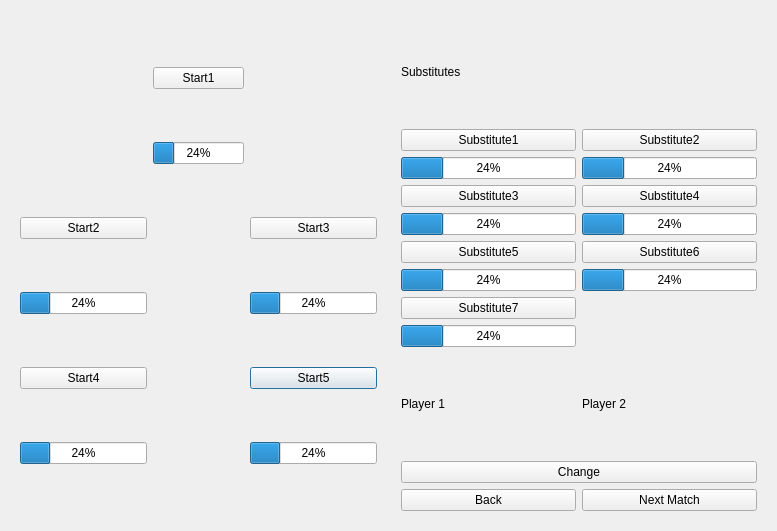
Before: the Qt Designer form BTM_Qt/preparation.ui in skandermoalla/CSE201-Top5, drawn with Qt 5.
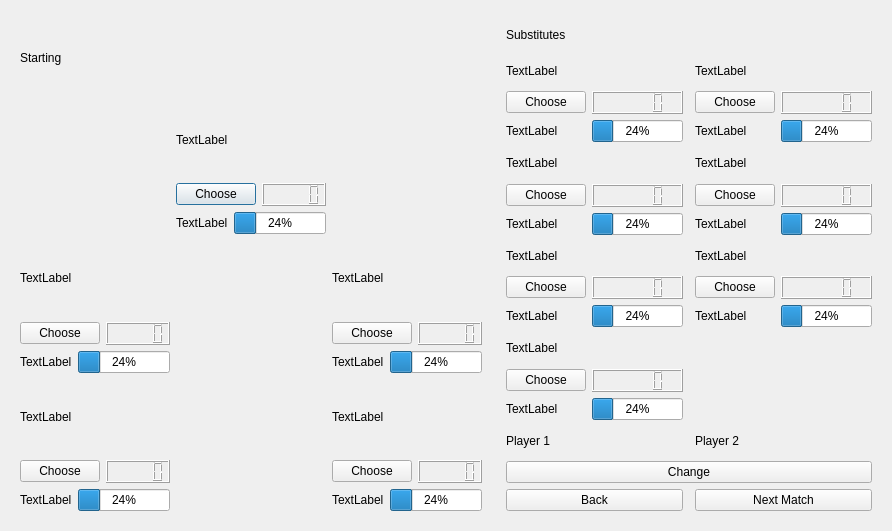
After: the same form once the commit is applied.

Diff of the .ui file:
```diff
--- a/BTM_Qt/preparation.ui
+++ b/BTM_Qt/preparation.ui
@@ -13,223 +13,434 @@
   <property name="windowTitle">
    <string>Basketball Team Manager</string>
   </property>
-  <layout class="QGridLayout" name="gridLayout_3">
-   <item row="0" column="0">
+  <layout class="QHBoxLayout" name="horizontalLayout">
+   <item>
     <widget class="QWidget" name="widget" native="true">
      <layout class="QGridLayout" name="gridLayout_2">
-      <item row="5" column="4">
-       <widget class="QPushButton" name="pushButton_5">
-        <property name="text">
-         <string>Start5</string>
-        </property>
-       </widget>
+      <item row="2" column="6">
+       <widget class="QLCDNumber" name="lcdNumber"/>
       </item>
-      <item row="6" column="4">
-       <widget class="QProgressBar" name="progressBar_5">
-        <property name="value">
-         <number>24</number>
-        </property>
-       </widget>
-      </item>
-      <item row="5" column="1">
-       <widget class="QPushButton" name="pushButton_4">
-        <property name="text">
-         <string>Start4</string>
-        </property>
-       </widget>
-      </item>
-      <item row="6" column="1">
-       <widget class="QProgressBar" name="progressBar_4">
-        <property name="value">
-         <number>24</number>
-        </property>
-       </widget>
-      </item>
-      <item row="3" column="4">
-       <widget class="QPushButton" name="pushButton_3">
-        <property name="text">
-         <string>Start3</string>
-        </property>
-       </widget>
-      </item>
-      <item row="0" column="2" colspan="2">
+      <item row="2" column="3" colspan="3">
        <widget class="QPushButton" name="pushButton">
         <property name="text">
-         <string>Start1</string>
+         <string>Choose</string>
         </property>
        </widget>
       </item>
-      <item row="4" column="4">
-       <widget class="QProgressBar" name="progressBar_3">
+      <item row="5" column="9">
+       <widget class="QLCDNumber" name="lcdNumber_3"/>
+      </item>
+      <item row="9" column="1" colspan="2">
+       <widget class="QProgressBar" name="progressBar_4">
         <property name="value">
          <number>24</number>
         </property>
        </widget>
       </item>
-      <item row="3" column="1">
+      <item row="3" column="3">
+       <widget class="QLabel" name="labelp">
+        <property name="text">
+         <string>TextLabel</string>
+        </property>
+       </widget>
+      </item>
+      <item row="4" column="0" colspan="3">
+       <widget class="QLabel" name="label_2">
+        <property name="text">
+         <string>TextLabel</string>
+        </property>
+       </widget>
+      </item>
+      <item row="5" column="0" colspan="2">
        <widget class="QPushButton" name="pushButton_2">
         <property name="text">
-         <string>Start2</string>
+         <string>Choose</string>
         </property>
        </widget>
       </item>
-      <item row="1" column="2" colspan="2">
+      <item row="6" column="8" colspan="2">
+       <widget class="QProgressBar" name="progressBar_3">
+        <property name="value">
+         <number>24</number>
+        </property>
+       </widget>
+      </item>
+      <item row="5" column="2">
+       <widget class="QLCDNumber" name="lcdNumber_2"/>
+      </item>
+      <item row="9" column="0">
+       <widget class="QLabel" name="label_4p">
+        <property name="text">
+         <string>TextLabel</string>
+        </property>
+       </widget>
+      </item>
+      <item row="9" column="8" colspan="2">
+       <widget class="QProgressBar" name="progressBar_5">
+        <property name="value">
+         <number>24</number>
+        </property>
+       </widget>
+      </item>
+      <item row="7" column="0" colspan="3">
+       <widget class="QLabel" name="label_4">
+        <property name="text">
+         <string>TextLabel</string>
+        </property>
+       </widget>
+      </item>
+      <item row="6" column="0">
+       <widget class="QLabel" name="label_2p">
+        <property name="text">
+         <string>TextLabel</string>
+        </property>
+       </widget>
+      </item>
+      <item row="8" column="9">
+       <widget class="QLCDNumber" name="lcdNumber_5"/>
+      </item>
+      <item row="3" column="4" colspan="3">
        <widget class="QProgressBar" name="progressBar">
         <property name="value">
          <number>24</number>
         </property>
        </widget>
       </item>
-      <item row="4" column="1">
+      <item row="8" column="0" colspan="2">
+       <widget class="QPushButton" name="pushButton_4">
+        <property name="text">
+         <string>Choose</string>
+        </property>
+       </widget>
+      </item>
+      <item row="8" column="2">
+       <widget class="QLCDNumber" name="lcdNumber_4"/>
+      </item>
+      <item row="1" column="3" colspan="4">
+       <widget class="QLabel" name="label">
+        <property name="text">
+         <string>TextLabel</string>
+        </property>
+       </widget>
+      </item>
+      <item row="6" column="1" colspan="2">
        <widget class="QProgressBar" name="progressBar_2">
         <property name="value">
          <number>24</number>
         </property>
        </widget>
       </item>
+      <item row="6" column="7">
+       <widget class="QLabel" name="label_3p">
+        <property name="text">
+         <string>TextLabel</string>
+        </property>
+       </widget>
+      </item>
+      <item row="5" column="7" colspan="2">
+       <widget class="QPushButton" name="pushButton_3">
+        <property name="text">
+         <string>Choose</string>
+        </property>
+       </widget>
+      </item>
+      <item row="4" column="7" colspan="3">
+       <widget class="QLabel" name="label_3">
+        <property name="text">
+         <string>TextLabel</string>
+        </property>
+       </widget>
+      </item>
+      <item row="9" column="7">
+       <widget class="QLabel" name="label_5p">
+        <property name="text">
+         <string>TextLabel</string>
+        </property>
+       </widget>
+      </item>
+      <item row="8" column="7" colspan="2">
+       <widget class="QPushButton" name="pushButton_5">
+        <property name="text">
+         <string>Choose</string>
+        </property>
+       </widget>
+      </item>
+      <item row="7" column="7" colspan="3">
+       <widget class="QLabel" name="label_5">
+        <property name="text">
+         <string>TextLabel</string>
+        </property>
+       </widget>
+      </item>
+      <item row="0" column="0" colspan="3">
+       <widget class="QLabel" name="label_14">
+        <property name="text">
+         <string>Starting</string>
+        </property>
+       </widget>
+      </item>
      </layout>
     </widget>
    </item>
-   <item row="0" column="1">
+   <item>
     <widget class="QWidget" name="widget_2" native="true">
      <layout class="QGridLayout" name="gridLayout">
-      <item row="13" column="1">
-       <widget class="QProgressBar" name="progressBar_11">
+      <item row="12" column="0">
+       <widget class="QLabel" name="label_8p">
+        <property name="text">
+         <string>TextLabel</string>
+        </property>
+       </widget>
+      </item>
+      <item row="16" column="4">
+       <widget class="QLCDNumber" name="lcdNumber_11"/>
+      </item>
+      <item row="12" column="1">
+       <widget class="QProgressBar" name="progressBar_8">
         <property name="value">
          <number>24</number>
         </property>
        </widget>
       </item>
+      <item row="10" column="1">
+       <widget class="QLCDNumber" name="lcdNumber_8"/>
+      </item>
+      <item row="0" column="0" colspan="2">
+       <widget class="QLabel" name="label_13">
+        <property name="text">
+         <string>Substitutes</string>
+        </property>
+       </widget>
+      </item>
+      <item row="16" column="1">
+       <widget class="QLCDNumber" name="lcdNumber_10"/>
+      </item>
       <item row="7" column="0">
-       <widget class="QPushButton" name="pushButton_8">
+       <widget class="QLabel" name="label_6p">
         <property name="text">
-         <string>Substitute3</string>
+         <string>TextLabel</string>
+        </property>
+       </widget>
+      </item>
+      <item row="7" column="3">
+       <widget class="QLabel" name="label_7p">
+        <property name="text">
+         <string>TextLabel</string>
+        </property>
+       </widget>
+      </item>
+      <item row="23" column="1">
+       <widget class="QProgressBar" name="progressBar_12">
+        <property name="value">
+         <number>24</number>
+        </property>
+       </widget>
+      </item>
+      <item row="12" column="4">
+       <widget class="QProgressBar" name="progressBar_9">
+        <property name="value">
+         <number>24</number>
         </property>
        </widget>
       </item>
       <item row="4" column="0">
        <widget class="QPushButton" name="pushButton_6">
         <property name="text">
-         <string>Substitute1</string>
+         <string>Choose</string>
         </property>
        </widget>
       </item>
-      <item row="17" column="0">
-       <widget class="QProgressBar" name="progressBar_12">
+      <item row="10" column="0">
+       <widget class="QPushButton" name="pushButton_8">
+        <property name="text">
+         <string>Choose</string>
+        </property>
+       </widget>
+      </item>
+      <item row="4" column="3">
+       <widget class="QPushButton" name="pushButton_7">
+        <property name="text">
+         <string>Choose</string>
+        </property>
+       </widget>
+      </item>
+      <item row="32" column="3" colspan="2">
+       <widget class="QPushButton" name="pushButton_14">
+        <property name="text">
+         <string>Next Match</string>
+        </property>
+       </widget>
+      </item>
+      <item row="19" column="0">
+       <widget class="QLabel" name="label_12">
+        <property name="text">
+         <string>TextLabel</string>
+        </property>
+       </widget>
+      </item>
+      <item row="4" column="1">
+       <widget class="QLCDNumber" name="lcdNumber_6"/>
+      </item>
+      <item row="1" column="0">
+       <widget class="QLabel" name="label_6">
+        <property name="text">
+         <string>TextLabel</string>
+        </property>
+       </widget>
+      </item>
+      <item row="27" column="0" colspan="5">
+       <widget class="QPushButton" name="pushButton_13">
+        <property name="text">
+         <string>Change</string>
+        </property>
+       </widget>
+      </item>
+      <item row="9" column="0">
+       <widget class="QLabel" name="label_8">
+        <property name="text">
+         <string>TextLabel</string>
+        </property>
+       </widget>
+      </item>
+      <item row="10" column="4">
+       <widget class="QLCDNumber" name="lcdNumber_9"/>
+      </item>
+      <item row="7" column="4">
+       <widget class="QProgressBar" name="progressBar_7">
         <property name="value">
          <number>24</number>
         </property>
        </widget>
       </item>
-      <item row="20" column="1">
-       <widget class="QLabel" name="label_4">
-        <property name="text">
-         <string>Player 2</string>
-        </property>
-       </widget>
-      </item>
       <item row="7" column="1">
-       <widget class="QPushButton" name="pushButton_9">
-        <property name="text">
-         <string>Substitute4</string>
-        </property>
-       </widget>
-      </item>
-      <item row="12" column="0">
-       <widget class="QPushButton" name="pushButton_10">
-        <property name="text">
-         <string>Substitute5</string>
-        </property>
-       </widget>
-      </item>
-      <item row="26" column="0">
-       <widget class="QPushButton" name="pushButton_15">
-        <property name="text">
-         <string>Back</string>
-        </property>
-       </widget>
-      </item>
-      <item row="6" column="0">
        <widget class="QProgressBar" name="progressBar_6">
         <property name="value">
          <number>24</number>
         </property>
        </widget>
       </item>
-      <item row="6" column="1">
-       <widget class="QProgressBar" name="progressBar_7">
-        <property name="value">
-         <number>24</number>
+      <item row="12" column="3">
+       <widget class="QLabel" name="label_9p">
+        <property name="text">
+         <string>TextLabel</string>
         </property>
        </widget>
       </item>
-      <item row="8" column="0">
-       <widget class="QProgressBar" name="progressBar_8">
-        <property name="value">
-         <number>24</number>
-        </property>
-       </widget>
+      <item row="21" column="1">
+       <widget class="QLCDNumber" name="lcdNumber_12"/>
+      </item>
+      <item row="4" column="4">
+       <widget class="QLCDNumber" name="lcdNumber_7"/>
       </item>
       <item row="13" column="0">
-       <widget class="QProgressBar" name="progressBar_10">
-        <property name="value">
-         <number>24</number>
+       <widget class="QLabel" name="label_10">
+        <property name="text">
+         <string>TextLabel</string>
         </property>
        </widget>
       </item>
-      <item row="4" column="1">
-       <widget class="QPushButton" name="pushButton_7">
+      <item row="32" column="0" colspan="2">
+       <widget class="QPushButton" name="pushButton_15">
         <property name="text">
-         <string>Substitute2</string>
+         <string>Back</string>
+        </property>
+       </widget>
+      </item>
+      <item row="13" column="3">
+       <widget class="QLabel" name="label_11">
+        <property name="text">
+         <string>TextLabel</string>
+        </property>
+       </widget>
+      </item>
+      <item row="9" column="3">
+       <widget class="QLabel" name="label_9">
+        <property name="text">
+         <string>TextLabel</string>
+        </property>
+       </widget>
+      </item>
+      <item row="26" column="3">
+       <widget class="QLabel" name="label_p2">
+        <property name="text">
+         <string>Player 2</string>
+        </property>
+       </widget>
+      </item>
+      <item row="10" column="3">
+       <widget class="QPushButton" name="pushButton_9">
+        <property name="text">
+         <string>Choose</string>
         </property>
        </widget>
       </item>
       <item row="16" column="0">
+       <widget class="QPushButton" name="pushButton_10">
+        <property name="text">
+         <string>Choose</string>
+        </property>
+       </widget>
+      </item>
+      <item row="18" column="4">
+       <widget class="QProgressBar" name="progressBar_11">
+        <property name="value">
+         <number>24</number>
+        </property>
+       </widget>
+      </item>
+      <item row="21" column="0">
        <widget class="QPushButton" name="pushButton_12">
         <property name="text">
-         <string>Substitute7</string>
+         <string>Choose</string>
         </property>
        </widget>
       </item>
-      <item row="12" column="1">
+      <item row="16" column="3">
        <widget class="QPushButton" name="pushButton_11">
         <property name="text">
-         <string>Substitute6</string>
+         <string>Choose</string>
         </property>
        </widget>
       </item>
-      <item row="8" column="1">
-       <widget class="QProgressBar" name="progressBar_9">
-        <property name="value">
-         <number>24</number>
+      <item row="1" column="3">
+       <widget class="QLabel" name="label_7">
+        <property name="text">
+         <string>TextLabel</string>
         </property>
        </widget>
       </item>
-      <item row="20" column="0">
-       <widget class="QLabel" name="label_3">
+      <item row="26" column="0">
+       <widget class="QLabel" name="label_p1">
         <property name="text">
          <string>Player 1</string>
         </property>
        </widget>
       </item>
-      <item row="0" column="0">
-       <widget class="QLabel" name="label_2">
+      <item row="18" column="0">
+       <widget class="QLabel" name="label_10p">
         <property name="text">
-         <string>Substitutes</string>
+         <string>TextLabel</string>
         </property>
        </widget>
       </item>
-      <item row="26" column="1">
-       <widget class="QPushButton" name="pushButton_14">
+      <item row="18" column="1">
+       <widget class="QProgressBar" name="progressBar_10">
+        <property name="value">
+         <number>24</number>
+        </property>
+       </widget>
+      </item>
+      <item row="18" column="3">
+       <widget class="QLabel" name="label_11p">
         <property name="text">
-         <string>Next Match</string>
+         <string>TextLabel</string>
         </property>
        </widget>
       </item>
-      <item row="21" column="0" colspan="2">
-       <widget class="QPushButton" name="pushButton_13">
+      <item row="23" column="0">
+       <widget class="QLabel" name="label_12p">
         <property name="text">
-         <string>Change</string>
+         <string>TextLabel</string>
         </property>
        </widget>
       </item>
```
